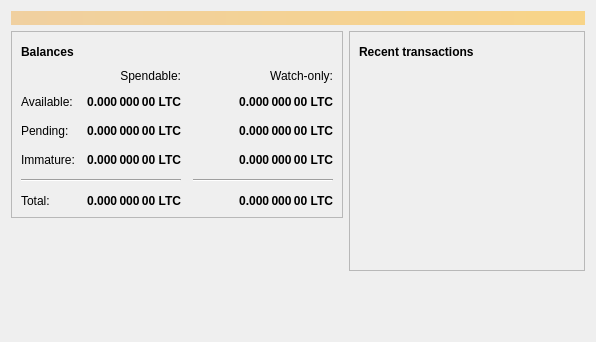
The window that src/qt/forms/overviewpage.ui (ronaldopadula/RPOcoin) describes before a commit, drawn with Qt 5.
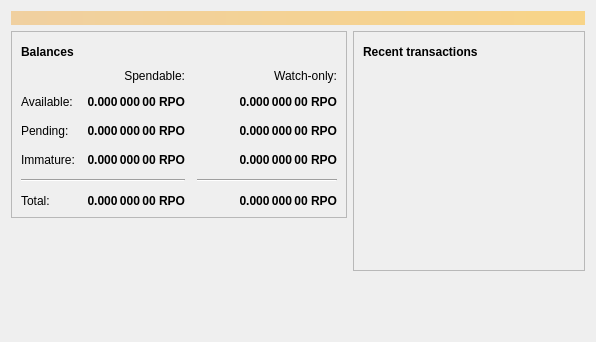
The same window after the commit. Icons and pictures are not drawn.

Diff of the .ui file:
```diff
--- a/src/qt/forms/overviewpage.ui
+++ b/src/qt/forms/overviewpage.ui
@@ -129,7 +129,7 @@
                <string>Unconfirmed transactions to watch-only addresses</string>
               </property>
               <property name="text">
-               <string notr="true">0.000 000 00 LTC</string>
+               <string notr="true">0.000 000 00 RPO</string>
               </property>
               <property name="alignment">
                <set>Qt::AlignRight|Qt::AlignTrailing|Qt::AlignVCenter</set>
@@ -154,7 +154,7 @@
                <string>Total of transactions that have yet to be confirmed, and do not yet count toward the spendable balance</string>
               </property>
               <property name="text">
-               <string notr="true">0.000 000 00 LTC</string>
+               <string notr="true">0.000 000 00 RPO</string>
               </property>
               <property name="alignment">
                <set>Qt::AlignRight|Qt::AlignTrailing|Qt::AlignVCenter</set>
@@ -179,7 +179,7 @@
                <string>Mined balance in watch-only addresses that has not yet matured</string>
               </property>
               <property name="text">
-               <string notr="true">0.000 000 00 LTC</string>
+               <string notr="true">0.000 000 00 RPO</string>
               </property>
               <property name="alignment">
                <set>Qt::AlignRight|Qt::AlignTrailing|Qt::AlignVCenter</set>
@@ -237,7 +237,7 @@
                <string>Mined balance that has not yet matured</string>
               </property>
               <property name="text">
-               <string notr="true">0.000 000 00 LTC</string>
+               <string notr="true">0.000 000 00 RPO</string>
               </property>
               <property name="alignment">
                <set>Qt::AlignRight|Qt::AlignTrailing|Qt::AlignVCenter</set>
@@ -282,7 +282,7 @@
                <string>Your current total balance</string>
               </property>
               <property name="text">
-               <string notr="true">0.000 000 00 LTC</string>
+               <string notr="true">0.000 000 00 RPO</string>
               </property>
               <property name="alignment">
                <set>Qt::AlignRight|Qt::AlignTrailing|Qt::AlignVCenter</set>
@@ -307,7 +307,7 @@
                <string>Current total balance in watch-only addresses</string>
               </property>
               <property name="text">
-               <string notr="true">0.000 000 00 LTC</string>
+               <string notr="true">0.000 000 00 RPO</string>
               </property>
               <property name="alignment">
                <set>Qt::AlignRight|Qt::AlignTrailing|Qt::AlignVCenter</set>
@@ -349,7 +349,7 @@
                <string>Your current spendable balance</string>
               </property>
               <property name="text">
-               <string notr="true">0.000 000 00 LTC</string>
+               <string notr="true">0.000 000 00 RPO</string>
               </property>
               <property name="alignment">
                <set>Qt::AlignRight|Qt::AlignTrailing|Qt::AlignVCenter</set>
@@ -374,7 +374,7 @@
                <string>Your current balance in watch-only addresses</string>
               </property>
               <property name="text">
-               <string notr="true">0.000 000 00 LTC</string>
+               <string notr="true">0.000 000 00 RPO</string>
               </property>
               <property name="alignment">
                <set>Qt::AlignRight|Qt::AlignTrailing|Qt::AlignVCenter</set>
```
